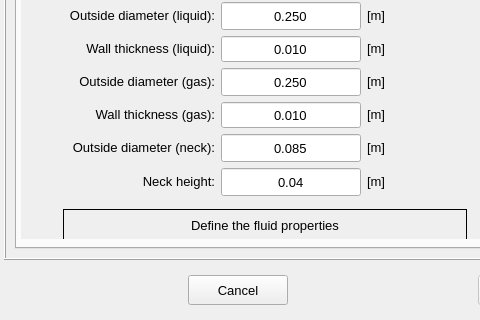
Qt form pulse/interface/data/ui_files/model/editor/pulsation_damper_editor_inputs.ui (open-pulse/OpenPulse) before a commit; both pictures show x 0 to 480 and y 410 to 730 of the 1056 by 730 pixel window.
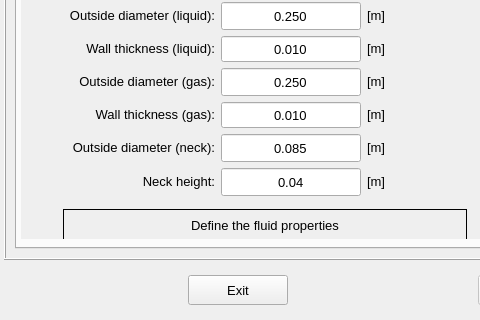
The same form after that commit. Icons and pictures are not drawn.

Commit message: Replace the button text "Cancel" by "Exit"

What changed in the file:
```diff
--- a/pulse/interface/data/ui_files/model/editor/pulsation_damper_editor_inputs.ui
+++ b/pulse/interface/data/ui_files/model/editor/pulsation_damper_editor_inputs.ui
@@ -2826,7 +2826,7 @@
          <string notr="true"/>
         </property>
         <property name="text">
-         <string>Cancel</string>
+         <string>Exit</string>
         </property>
         <property name="autoDefault">
          <bool>false</bool>
```
Left out of the diff: 2 changed lines with no effect on the pictures. The commit also changes 75 other files.
